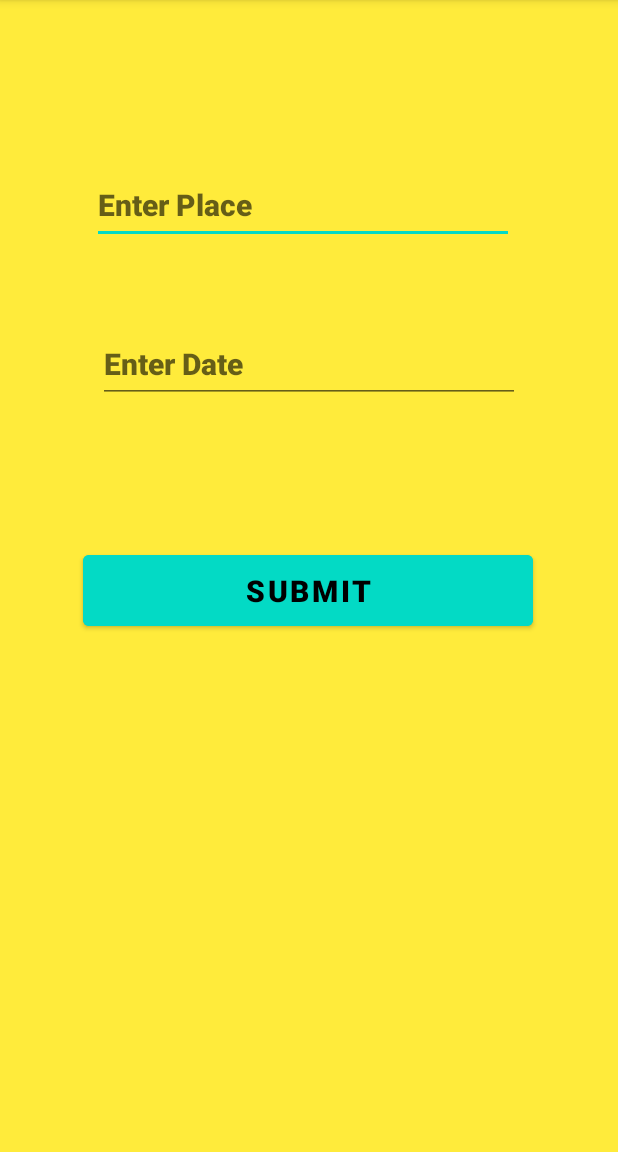
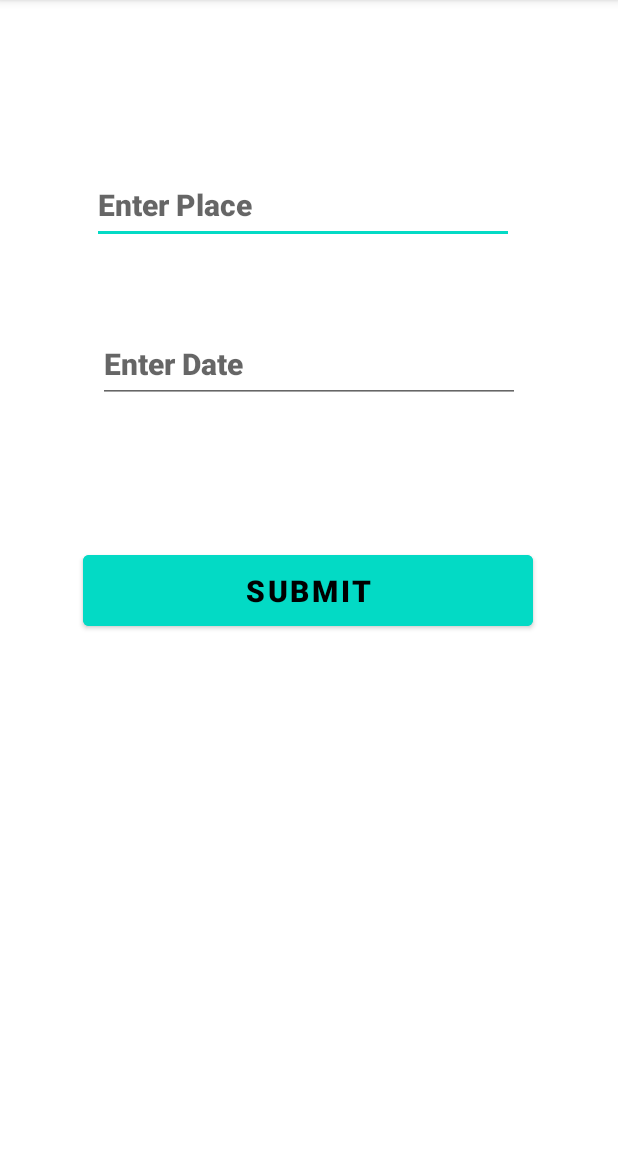
Before and after one commit to mrsurya1304/COVIDEncyclopedia, an Android app: the COVID19_Forecast screen opened directly, with no data from a screen before it, on a phone screen of 412 x 824 dp, the part 84-1236 px from its top. Run offline under Robolectric (Android 15) with nearby library versions, the light colour scheme and no system bars; our stand-ins replace Volley.

Commit message:
Forecast UI colors added 2

```diff
--- a/app/src/main/res/layout/activity_covid19_forecast.xml
+++ b/app/src/main/res/layout/activity_covid19_forecast.xml
@@ -4,7 +4,7 @@
     xmlns:tools="http://schemas.android.com/tools"
     android:layout_width="match_parent"
     android:layout_height="match_parent"
-    android:background="#FFEB3B"
+    android:background="#FFFF"
     tools:context=".MainActivity">
 
 
```
